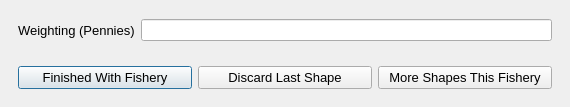
Old version of the form mlpa_southcoast/Interview/nextpolygon.ui in the repository Ecotrust/openoceanmap-desktop.
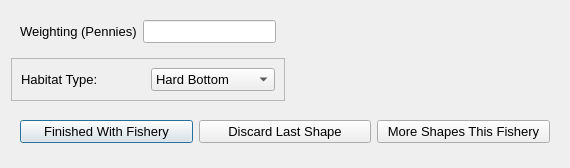
New version of the form.

```diff
--- a/mlpa_southcoast/Interview/nextpolygon.ui
+++ b/mlpa_southcoast/Interview/nextpolygon.ui
@@ -7,20 +7,18 @@
     <x>0</x>
     <y>0</y>
     <width>570</width>
-    <height>107</height>
+    <height>168</height>
    </rect>
   </property>
   <property name="windowTitle" >
    <string>OpenOceanMap - Next Polygon</string>
   </property>
-  <layout class="QGridLayout" >
-   <property name="margin" >
-    <number>9</number>
-   </property>
-   <property name="spacing" >
-    <number>6</number>
-   </property>
-   <item row="0" column="0" >
+  <layout class="QVBoxLayout" name="verticalLayout_2" >
+   <item>
+    <layout class="QHBoxLayout" name="horizontalLayout_2" >
+     <item>
+      <layout class="QVBoxLayout" name="verticalLayout" >
+       <item>
     <widget class="QWidget" native="1" name="widget_2" >
      <layout class="QHBoxLayout" >
       <property name="spacing" >
@@ -31,6 +29,12 @@
       </property>
       <item>
        <widget class="QLabel" name="label_1" >
+            <property name="minimumSize" >
+             <size>
+              <width>100</width>
+              <height>0</height>
+             </size>
+            </property>
         <property name="font" >
          <font>
           <pointsize>10</pointsize>
@@ -46,6 +50,11 @@
         <property name="enabled" >
          <bool>true</bool>
         </property>
+            <property name="font" >
+             <font>
+              <pointsize>10</pointsize>
+             </font>
+            </property>
         <property name="text" >
          <string/>
         </property>
@@ -54,7 +63,83 @@
      </layout>
     </widget>
    </item>
-   <item row="1" column="0" >
+       <item>
+        <widget class="QFrame" name="frame" >
+         <property name="frameShape" >
+          <enum>QFrame::StyledPanel</enum>
+         </property>
+         <property name="frameShadow" >
+          <enum>QFrame::Raised</enum>
+         </property>
+         <layout class="QHBoxLayout" name="horizontalLayout" >
+          <item>
+           <widget class="QLabel" name="habitat_combo_label" >
+            <property name="minimumSize" >
+             <size>
+              <width>100</width>
+              <height>0</height>
+             </size>
+            </property>
+            <property name="font" >
+             <font>
+              <pointsize>10</pointsize>
+             </font>
+            </property>
+            <property name="text" >
+             <string>Habitat Type:</string>
+            </property>
+           </widget>
+          </item>
+          <item>
+           <widget class="QComboBox" name="habitat_combo" >
+            <property name="font" >
+             <font>
+              <pointsize>10</pointsize>
+             </font>
+            </property>
+            <item>
+             <property name="text" >
+              <string>Hard Bottom</string>
+             </property>
+            </item>
+            <item>
+             <property name="text" >
+              <string>Soft/Sandy</string>
+             </property>
+            </item>
+            <item>
+             <property name="text" >
+              <string>Mixed</string>
+             </property>
+            </item>
+            <item>
+             <property name="text" >
+              <string>Unknown</string>
+             </property>
+            </item>
+           </widget>
+          </item>
+         </layout>
+        </widget>
+       </item>
+      </layout>
+     </item>
+     <item>
+      <spacer name="horizontalSpacer" >
+       <property name="orientation" >
+        <enum>Qt::Horizontal</enum>
+       </property>
+       <property name="sizeHint" stdset="0" >
+        <size>
+         <width>40</width>
+         <height>20</height>
+        </size>
+       </property>
+      </spacer>
+     </item>
+    </layout>
+   </item>
+   <item>
     <widget class="QWidget" native="1" name="widget" >
      <layout class="QHBoxLayout" >
       <item>
```
Lines whose indentation alone changed are shown as unchanged.
